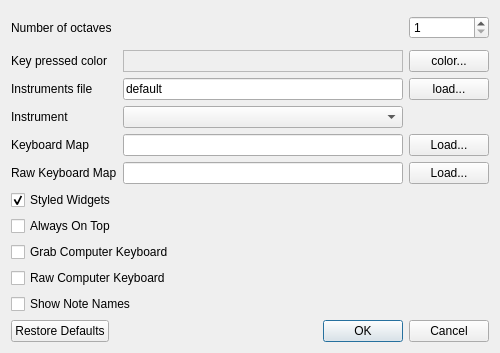
Old version of the form trunk/src/preferences.ui in the repository svn2github/vmpk.
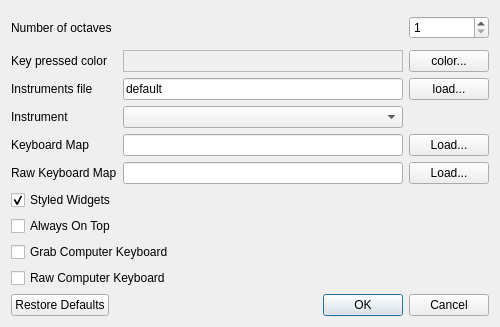
New version of the form.

Commit message: * moved the "show note names" option from preferences dialog to view menu.

The edit to the form file:
```diff
--- a/trunk/src/preferences.ui
+++ b/trunk/src/preferences.ui
@@ -7,7 +7,7 @@
     <x>0</x>
     <y>0</y>
     <width>500</width>
-    <height>353</height>
+    <height>327</height>
    </rect>
   </property>
   <property name="minimumSize">
@@ -254,16 +254,6 @@
     </widget>
    </item>
    <item row="10" column="0" colspan="3">
-    <widget class="QCheckBox" name="chkShowNames">
-     <property name="whatsThis">
-      <string>Check this box to display the note names over the piano keys.</string>
-     </property>
-     <property name="text">
-      <string>Show Note Names</string>
-     </property>
-    </widget>
-   </item>
-   <item row="11" column="0" colspan="3">
     <widget class="QDialogButtonBox" name="buttonBox">
      <property name="standardButtons">
       <set>QDialogButtonBox::Cancel|QDialogButtonBox::Ok|QDialogButtonBox::RestoreDefaults</set>
```
The commit also changes 7 other files.
